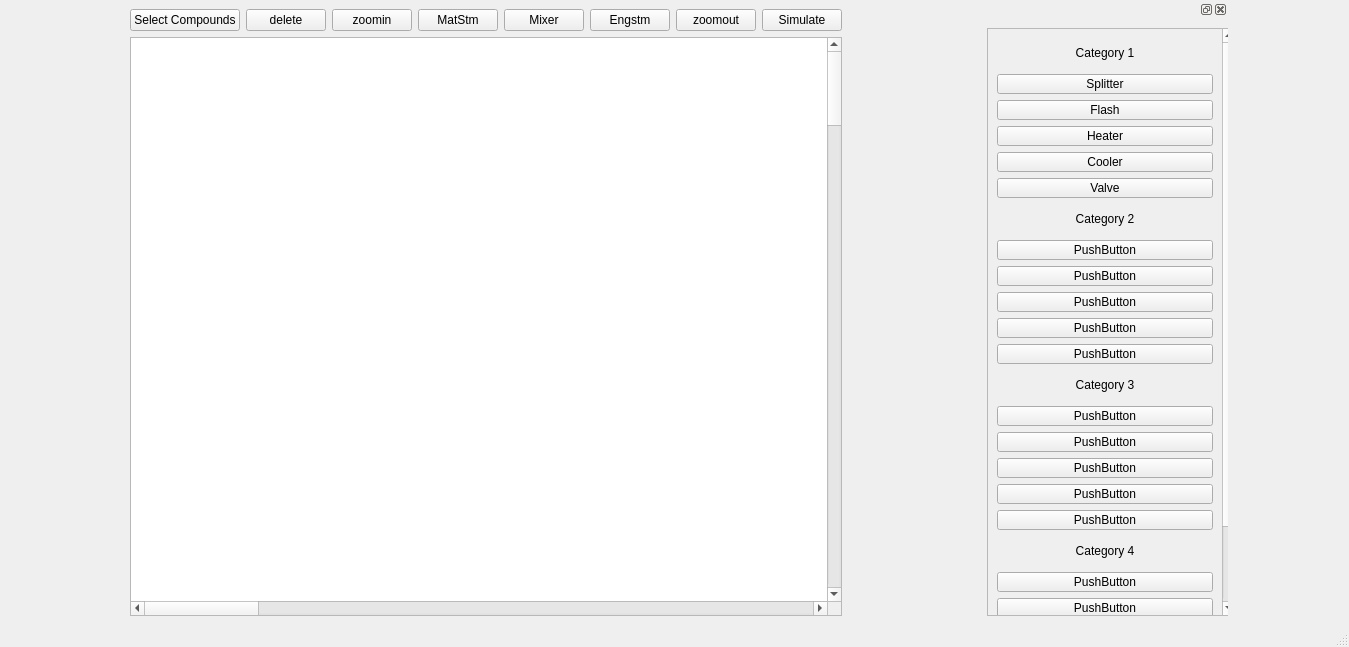
Before: the Qt Designer form main.ui in Anujg935/OMChemSimGUI, drawn with Qt 5.
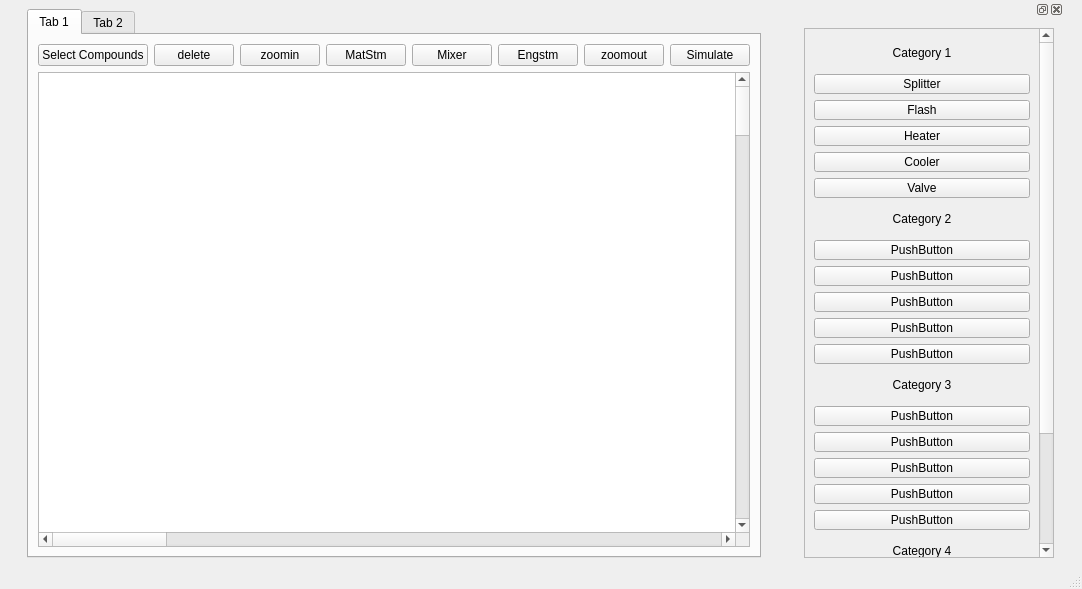
After: the same form once the commit is applied.

Diff of the .ui file:
```diff
--- a/main.ui
+++ b/main.ui
@@ -6,8 +6,8 @@
    <rect>
     <x>0</x>
     <y>0</y>
-    <width>1349</width>
-    <height>647</height>
+    <width>1082</width>
+    <height>589</height>
    </rect>
   </property>
   <property name="windowTitle">
@@ -22,6 +22,15 @@
    </property>
    <layout class="QVBoxLayout" name="verticalLayout">
     <item>
+     <widget class="QTabWidget" name="tabWidget">
+      <widget class="QWidget" name="tab">
+       <attribute name="title">
+        <string>Tab 1</string>
+       </attribute>
+       <layout class="QVBoxLayout" name="verticalLayout_3">
+        <item>
+         <layout class="QVBoxLayout" name="verticalLayout_2">
+          <item>
      <layout class="QHBoxLayout" name="horizontalLayout_2">
       <item>
        <widget class="QPushButton" name="pushButton_8">
@@ -133,8 +142,6 @@
      </layout>
     </item>
     <item>
-     <layout class="QVBoxLayout" name="verticalLayout_2">
-      <item>
        <widget class="QGraphicsView" name="graphicsView">
         <property name="sizePolicy">
          <sizepolicy hsizetype="Expanding" vsizetype="Expanding">
@@ -207,6 +214,15 @@
     </item>
    </layout>
   </widget>
+      <widget class="QWidget" name="tab_2">
+       <attribute name="title">
+        <string>Tab 2</string>
+       </attribute>
+      </widget>
+     </widget>
+    </item>
+   </layout>
+  </widget>
   <widget class="QMenuBar" name="menubar">
    <property name="geometry">
     <rect>
@@ -227,13 +243,13 @@
    </property>
    <property name="minimumSize">
     <size>
-     <width>250</width>
+     <width>270</width>
      <height>548</height>
     </size>
    </property>
    <property name="maximumSize">
     <size>
-     <width>250</width>
+     <width>270</width>
      <height>524287</height>
     </size>
    </property>
@@ -256,6 +272,12 @@
          <height>500</height>
         </size>
        </property>
+       <property name="maximumSize">
+        <size>
+         <width>250</width>
+         <height>16777215</height>
+        </size>
+       </property>
        <property name="verticalScrollBarPolicy">
         <enum>Qt::ScrollBarAlwaysOn</enum>
        </property>
```
Left out of the diff: 2 changed lines with no effect on the pictures. Lines whose indentation alone changed are shown as unchanged.
